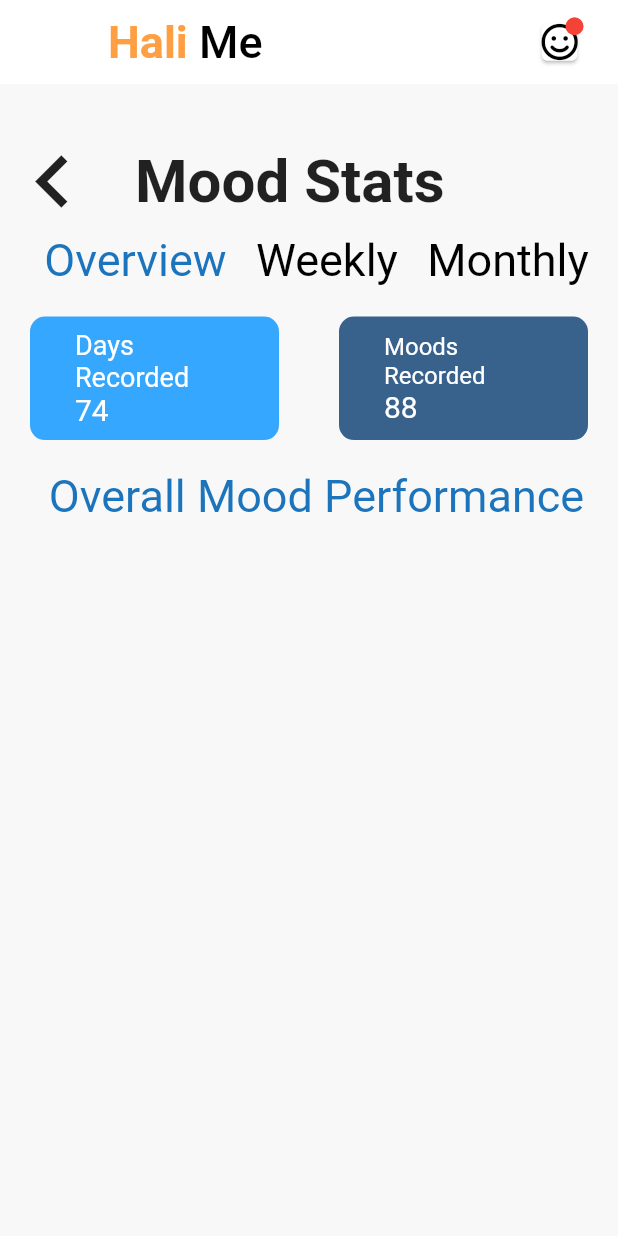
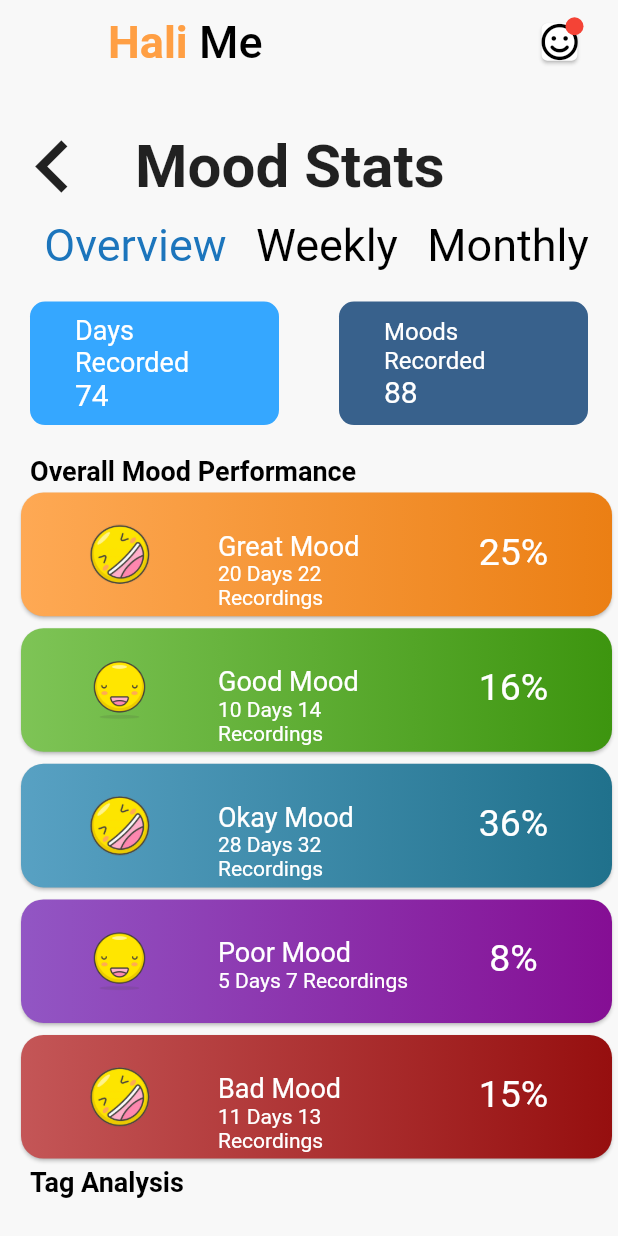
Before and after one commit to felixivance/interview_designs, a Flutter app: the HaliMePage screen opened directly, on a phone screen of 412 x 824 dp. Run offline on Flutter 3.47's test engine with Material 2 defaults, Android fonts, the phone set to English and light mode, and no system bars; our stand-ins replace font_awesome_flutter; Roboto replaces fonts that are missing (Cairo).

Commit message:
added emoji section

```diff
--- a/lib/config/constants.dart
+++ b/lib/config/constants.dart
@@ -36,3 +36,58 @@ var loansData = [
 //hali me app
 const LightBlueColor = Color(0xFF35A7FF);
 const DarkBlueColor = Color(0xFF38618C);
+const SandyBrownColor = Color(0xFFFEA954);
+const DarkBrownColor = Color(0xFFEB7F14);
+const YellowGreenColor = Color(0xFF7EC456);
+const ForestGreenColor = Color(0xFF3D950F);
+const CadetBlueColor = Color(0xFF58A1C3);
+const TealColor = Color(0xFF20718C);
+const MediumPurpleColor = Color(0xFF9256C4);
+const DarkMegentaColor = Color(0xFF850E94);
+const IndianRedColor = Color(0xFFC45657);
+const DarkRedColor = Color(0xFF960F0F);
+
+
+var moodData = [
+  {
+    'colorOne': SandyBrownColor,
+    'colorTwo': DarkBrownColor,
+    'title': 'Great Mood',
+    'stats': '20 Days 22 Recordings',
+    'percentage': '25%',
+    'emoji':'assets/images/lafEmoji.png'
+  },
+  {
+    'colorOne': YellowGreenColor,
+    'colorTwo': ForestGreenColor,
+    'title': 'Good Mood',
+    'stats': '10 Days 14 Recordings',
+    'percentage': '16%',
+    'emoji':'assets/images/calmEmoji.png'
+  },
+  {
+    'colorOne': CadetBlueColor,
+    'colorTwo': TealColor,
+    'title': 'Okay Mood',
+    'stats': '28 Days 32 Recordings',
+    'percentage': '36%',
+    'emoji':'assets/images/lafEmoji.png'
+  },
+  {
+    'colorOne': MediumPurpleColor,
+    'colorTwo': DarkMegentaColor,
+    'title': 'Poor Mood',
+    'stats': '5 Days 7 Recordings',
+    'percentage': '8%',
+    'emoji':'assets/images/calmEmoji.png'
+  },
+  {
+    'colorOne': IndianRedColor,
+    'colorTwo': DarkRedColor,
+    'title': 'Bad Mood',
+    'stats': '11 Days 13 Recordings',
+    'percentage': '15%',
+    'emoji':'assets/images/lafEmoji.png'
+  },
+
+];
--- a/lib/screens/haliMePage.dart
+++ b/lib/screens/haliMePage.dart
@@ -14,7 +14,7 @@ class _HaliMePageState extends State<HaliMePage> {
     return Scaffold(
       appBar: AppBar(
         elevation: 0.0,
-        backgroundColor: Colors.white,
+        backgroundColor: Colors.transparent,
         centerTitle: false,
         title: Row(
           children: <Widget>[
@@ -66,8 +66,9 @@ class _HaliMePageState extends State<HaliMePage> {
       ),
       body: SingleChildScrollView(
         child: Column(
+          crossAxisAlignment: CrossAxisAlignment.start,
           children: <Widget>[
-            SizedBox(height: 30,),
+            SizedBox(height: 20,),
             Row(
               children: <Widget>[
                 Icon(Icons.chevron_left, size: 70,),
@@ -140,8 +141,87 @@ class _HaliMePageState extends State<HaliMePage> {
               ],
             ),
             Padding(
-              padding: const EdgeInsets.only(left:10),
-              child: Text("Overall Mood Performance",style: TextStyle(fontSize: 30, color: BlueColor, ),),
+              padding: const EdgeInsets.only(left:20),
+              child: Text("Overall Mood Performance",style: TextStyle(fontSize: 18, color: Colors.black, fontWeight: FontWeight.bold ),),
+            ),
+            Padding(
+              padding: const EdgeInsets.only(left:10.0),
+              child: Container(
+                  height: size.height * .55, //70 % of screen height,
+                  child: ListView.builder(
+                    itemCount: moodData.length,
+                    itemBuilder: (BuildContext context, int index) {
+                      return Card(
+                        color: Colors.transparent,
+                        shape: RoundedRectangleBorder(
+                          borderRadius: BorderRadius.circular(15.0),
+                        ),
+                        child: new Container(
+                          height: size.height * .1,
+                          decoration: BoxDecoration(
+                            gradient: LinearGradient(
+                                colors: [
+                                   moodData[index]['colorOne'],
+                                moodData[index]['colorTwo'],
+                                ],
+                                begin: const FractionalOffset(0.0, 0.0),
+                                end: const FractionalOffset(1.0, 0.0),
+                                stops: [0.0, 1.0],
+                                tileMode: TileMode.clamp,
+                            ),
+                            borderRadius:  BorderRadius.circular(15.0),
+                          ),
+                          child: Row(
+                            mainAxisAlignment: MainAxisAlignment.center,
+                            children: <Widget>[
+                              Expanded(
+                                flex: 1,
+                                child: Container(
+                                  width: 50,
+                                  height: 70,
+                                  padding: EdgeInsets.symmetric(
+                                    vertical: 15,
+                                    horizontal: 20,
+                                  ),
+                                  decoration: BoxDecoration(
+                                    borderRadius: BorderRadius.circular(20),
+                                    color: Colors.transparent,
+                                  ),
+                                  child: Image.asset(moodData[index]['emoji'],),
+                                ),
+                              ),
+                              Expanded(
+                                child: Column(
+                                  mainAxisAlignment: MainAxisAlignment.start,
+                                  crossAxisAlignment: CrossAxisAlignment.start,
+                                  children: <Widget>[
+                                    SizedBox(height: 25,),
+                                    Text(moodData[index]['title'], style: TextStyle(color: Colors.white, fontSize: 18),),
+                                    Text(moodData[index]['stats'],style: TextStyle(color: Colors.white,fontSize: 14)),
+                                  ],
+                                ),
+                              ),
+                              Expanded(
+                                child: Center(
+                                  child: Column(
+                                    children: <Widget>[
+                                      SizedBox(height: 25,),
+                                      Text(moodData[index]['percentage'],style: TextStyle(color: Colors.white, fontSize: 25)),
+                                    ],
+                                  ),
+                                ),
+                              )
+                            ],
+                          ),
+                        ),
+                      );
+                    },
+                  )
+              ),
+            ),
+            Padding(
+              padding: const EdgeInsets.only(left:20),
+              child: Text("Tag Analysis",style: TextStyle(fontSize: 18, color: Colors.black, fontWeight: FontWeight.bold ),),
             ),
           ],
         ),
```
Also changed, not shown: assets/images/calmEmoji.png (added), assets/images/lafEmoji.png (added).
